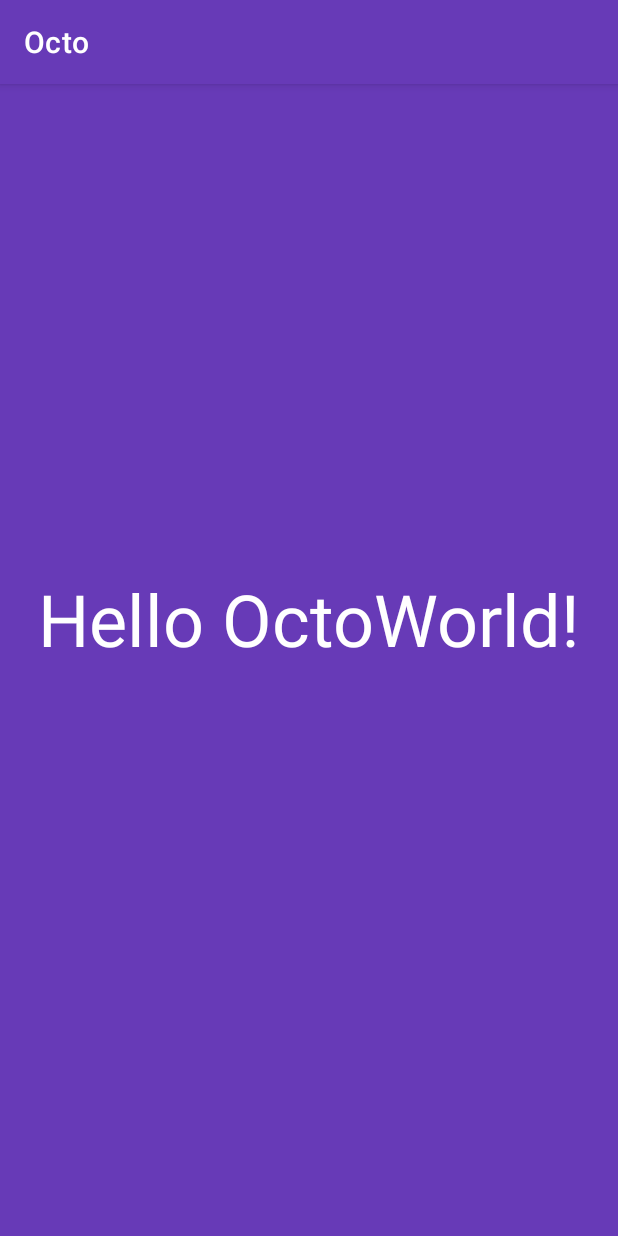
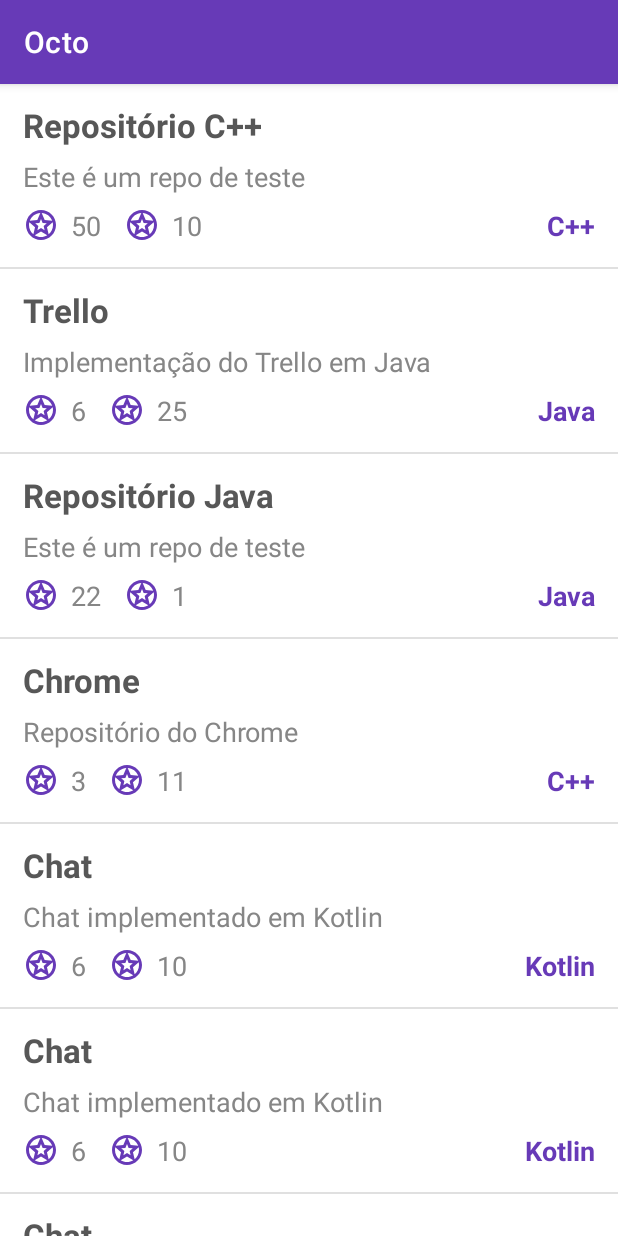
Before and after one commit to MrChampz/Octo, an Android app: the screen it shows after launch (RepositorySearchActivity), on a phone screen of 412 x 824 dp. Run offline under Robolectric (Android 15) with nearby library versions, the phone set to English and light mode, and no system bars.

Commit message:
Repository list and item UI done. Loading repos from Repository through Interactor and Presenter. Simple dependency injection.

```diff
--- a/app/build.gradle
+++ b/app/build.gradle
@@ -34,6 +34,7 @@ dependencies {
     implementation 'androidx.appcompat:appcompat:1.1.0'
     implementation 'androidx.constraintlayout:constraintlayout:2.0.0-beta4'
     implementation 'androidx.coordinatorlayout:coordinatorlayout:1.1.0'
+    implementation 'androidx.recyclerview:recyclerview:1.1.0'
 
     // Material library
     implementation 'com.google.android.material:material:1.2.0-alpha04'
--- /dev/null
+++ b/app/src/main/java/com/upco/octo/Injector.kt
@@ -0,0 +1,22 @@
+package com.upco.octo
+
+import com.upco.octo.domain.RepositorySearchInteractor
+import com.upco.octo.domain.RepositorySearchInteractorImpl
+import com.upco.octo.infrastructure.RepositoryRepository
+import com.upco.octo.infrastructure.RepositoryRepositoryImpl
+import com.upco.octo.presentation.search.RepositorySearchPresenter
+
+object Injector {
+
+    private fun provideRepositoryRepository(): RepositoryRepository {
+        return RepositoryRepositoryImpl()
+    }
+
+    private fun provideRepositorySearchInteractor(): RepositorySearchInteractor {
+        return RepositorySearchInteractorImpl(provideRepositoryRepository())
+    }
+
+    fun provideRepositorySearchPresenter(): RepositorySearchPresenter {
+        return RepositorySearchPresenter(provideRepositorySearchInteractor())
+    }
+}
--- a/app/src/main/java/com/upco/octo/domain/RepositorySearchInteractor.kt
+++ b/app/src/main/java/com/upco/octo/domain/RepositorySearchInteractor.kt
@@ -1,7 +1,7 @@
 package com.upco.octo.domain
 
-import com.upco.octo.infrastructure.RepositoryRepository
+import com.upco.octo.domain.entity.Repository
 
-// Implementa a interface Interactor
-class RepositorySearchInteractor(val repository: RepositoryRepository) {
+interface RepositorySearchInteractor {
+    fun getAll(): List<Repository>
 }
--- /dev/null
+++ b/app/src/main/java/com/upco/octo/domain/RepositorySearchInteractorImpl.kt
@@ -0,0 +1,10 @@
+package com.upco.octo.domain
+
+import com.upco.octo.domain.entity.Repository
+import com.upco.octo.infrastructure.RepositoryRepository
+
+class RepositorySearchInteractorImpl(private val repository: RepositoryRepository):
+    RepositorySearchInteractor {
+
+    override fun getAll(): List<Repository> = repository.getAll()
+}
--- a/app/src/main/java/com/upco/octo/infrastructure/RepositoryRepository.kt
+++ b/app/src/main/java/com/upco/octo/infrastructure/RepositoryRepository.kt
@@ -1,5 +1,7 @@
 package com.upco.octo.infrastructure
 
-// Implementa a interface Repository
-class RepositoryRepository {
+import com.upco.octo.domain.entity.Repository
+
+interface RepositoryRepository {
+    fun getAll(): List<Repository>
 }
--- /dev/null
+++ b/app/src/main/java/com/upco/octo/infrastructure/RepositoryRepositoryImpl.kt
@@ -0,0 +1,128 @@
+package com.upco.octo.infrastructure
+
+import com.upco.octo.domain.entity.Repository
+
+class RepositoryRepositoryImpl: RepositoryRepository {
+
+    private val repositories = arrayListOf(
+        Repository(
+            0,
+            "Repositório C++",
+            "Este é um repo de teste",
+            50,
+            10,
+            "C++",
+            ""
+        ),
+        Repository(
+            1,
+            "Trello",
+            "Implementação do Trello em Java",
+            6,
+            25,
+            "Java",
+            ""
+        ),
+        Repository(
+            2,
+            "Repositório Java",
+            "Este é um repo de teste",
+            22,
+            1,
+            "Java",
+            ""
+        ),
+        Repository(
+            3,
+            "Chrome",
+            "Repositório do Chrome",
+            3,
+            11,
+            "C++",
+            ""
+        ),
+        Repository(
+            4,
+            "Chat",
+            "Chat implementado em Kotlin",
+            6,
+            10,
+            "Kotlin",
+            ""
+        ),
+        Repository(
+            4,
+            "Chat",
+            "Chat implementado em Kotlin",
+            6,
+            10,
+            "Kotlin",
+            ""
+        ),
+        Repository(
+            4,
+            "Chat",
+            "Chat implementado em Kotlin",
+            6,
+            10,
+            "Kotlin",
+            ""
+        ),
+        Repository(
+            4,
+            "Chat",
+            "Chat implementado em Kotlin",
+            6,
+            10,
+            "Kotlin",
+            ""
+        ),
+        Repository(
+            4,
+            "Chat",
+            "Chat implementado em Kotlin",
+            6,
+            10,
+            "Kotlin",
+            ""
+        ),
+        Repository(
+            4,
+            "Chat",
+            "Chat implementado em Kotlin",
+            6,
+            10,
+            "Kotlin",
+            ""
+        ),
+        Repository(
+            4,
+            "Chat",
+            "Chat implementado em Kotlin",
+            6,
+            10,
+            "Kotlin",
+            ""
+        ),
+        Repository(
+            4,
+            "Chat",
+            "Chat implementado em Kotlin",
+            6,
+            10,
+            "Kotlin",
+            ""
+        ),
+        Repository(
+            4,
+            "Chat",
+            "Chat implementado em Kotlin",
+            6,
+            10,
+            "Kotlin",
+            ""
+        )
+    )
+
+    override fun getAll(): List<Repository> = repositories
+}
--- a/app/src/main/java/com/upco/octo/presentation/search/RepositorySearchActivity.kt
+++ b/app/src/main/java/com/upco/octo/presentation/search/RepositorySearchActivity.kt
@@ -2,14 +2,35 @@ package com.upco.octo.presentation.search
 
 import android.os.Bundle
 import androidx.appcompat.app.AppCompatActivity
+import androidx.recyclerview.widget.DividerItemDecoration
+import androidx.recyclerview.widget.LinearLayoutManager
+import com.upco.octo.Injector
 import com.upco.octo.R
 import kotlinx.android.synthetic.main.appbar_repository_search.*
+import kotlinx.android.synthetic.main.content_repository_search.*
 
 class RepositorySearchActivity: AppCompatActivity() {
+
+    private val presenter = Injector.provideRepositorySearchPresenter()
 
     override fun onCreate(savedInstanceState: Bundle?) {
         super.onCreate(savedInstanceState)
         setContentView(R.layout.activity_repository_search)
         setSupportActionBar(toolbar)
+
+        setupRepositories()
+    }
+
+    private fun setupRepositories() {
+        rv_repositories.adapter = RepositorySearchAdapter(presenter.getAll())
+
+        val layoutManager = LinearLayoutManager(this)
+        rv_repositories.layoutManager = layoutManager
+
+        val dividerDeco = DividerItemDecoration(
+            rv_repositories.context,
+            layoutManager.orientation
+        )
+        rv_repositories.addItemDecoration(dividerDeco)
     }
 }
--- /dev/null
+++ b/app/src/main/java/com/upco/octo/presentation/search/RepositorySearchAdapter.kt
@@ -0,0 +1,36 @@
+package com.upco.octo.presentation.search
+
+import android.view.LayoutInflater
+import android.view.View
+import android.view.ViewGroup
+import androidx.recyclerview.widget.RecyclerView
+import com.upco.octo.R
+import com.upco.octo.domain.entity.Repository
+import kotlinx.android.synthetic.main.item_repository.view.*
+
+class RepositorySearchAdapter(private val repositories: List<Repository>):
+    RecyclerView.Adapter<RepositorySearchAdapter.ViewHolder>() {
+
+    override fun onCreateViewHolder(parent: ViewGroup, viewType: Int): ViewHolder {
+        val inflater = LayoutInflater.from(parent.context)
+        val view = inflater.inflate(R.layout.item_repository, parent, false)
+        return ViewHolder(view)
+    }
+
+    override fun onBindViewHolder(holder: ViewHolder, position: Int) {
+        holder.bind(repositories[position])
+    }
+
+    override fun getItemCount() = repositories.size
+
+    inner class ViewHolder(private val view: View): RecyclerView.ViewHolder(view) {
+
+        fun bind(repository: Repository) {
+            view.tv_repository_name.text = repository.name
+            view.tv_repository_desc.text = repository.description
+            view.tv_repository_stargazers.text = repository.stargazersCount.toString()
+            view.tv_repository_forks.text = repository.forksCount.toString()
+            view.tv_repository_lang.text = repository.language
+        }
+    }
+}
--- a/app/src/main/java/com/upco/octo/presentation/search/RepositorySearchPresenter.kt
+++ b/app/src/main/java/com/upco/octo/presentation/search/RepositorySearchPresenter.kt
@@ -2,6 +2,7 @@ package com.upco.octo.presentation.search
 
 import com.upco.octo.domain.RepositorySearchInteractor
 
-// Faz interface boundary com Domain por meio de Interactor
-class RepositorySearchPresenter(val interactor: RepositorySearchInteractor) {
+class RepositorySearchPresenter(private val interactor: RepositorySearchInteractor) {
+
+    fun getAll() = interactor.getAll()
 }
--- /dev/null
+++ b/app/src/main/res/drawable/ic_stars_24px.xml
@@ -0,0 +1,9 @@
+<vector xmlns:android="http://schemas.android.com/apk/res/android"
+    android:width="24dp"
+    android:height="24dp"
+    android:viewportWidth="24"
+    android:viewportHeight="24">
+  <path
+      android:fillColor="#FF000000"
+      android:pathData="M11.99,2C6.47,2 2,6.48 2,12s4.47,10 9.99,10C17.52,22 22,17.52 22,12S17.52,2 11.99,2zM19.47,9.16l-5.01,-0.43 -2,-4.71c3.21,0.19 5.91,2.27 7.01,5.14zM14.4,15.42L12,13.98l-2.39,1.44 0.63,-2.72 -2.11,-1.83 2.78,-0.24L12,8.06l1.09,2.56 2.78,0.24 -2.11,1.83 0.64,2.73zM11.54,4.02l-2,4.72 -5.02,0.43c1.1,-2.88 3.8,-4.97 7.02,-5.15zM4,12c0,-0.64 0.08,-1.26 0.23,-1.86l3.79,3.28 -1.11,4.75C5.13,16.7 4,14.48 4,12zM7.84,18.82L12,16.31l4.16,2.5c-1.22,0.75 -2.64,1.19 -4.17,1.19 -1.52,0 -2.94,-0.44 -4.15,-1.18zM17.09,18.17l-1.11,-4.75 3.79,-3.28c0.14,0.59 0.23,1.22 0.23,1.86 0,2.48 -1.14,4.7 -2.91,6.17z"/>
+</vector>
--- a/app/src/main/res/layout/content_repository_search.xml
+++ b/app/src/main/res/layout/content_repository_search.xml
@@ -1,20 +1,10 @@
 <?xml version="1.0" encoding="utf-8"?>
-<androidx.constraintlayout.widget.ConstraintLayout
+<androidx.recyclerview.widget.RecyclerView
     xmlns:android="http://schemas.android.com/apk/res/android"
     xmlns:app="http://schemas.android.com/apk/res-auto"
+    xmlns:tools="http://schemas.android.com/tools"
+    android:id="@+id/rv_repositories"
     android:layout_width="match_parent"
     android:layout_height="match_parent"
-    android:background="@color/colorPrimary">
-
-    <TextView
-        android:layout_width="wrap_content"
-        android:layout_height="wrap_content"
-        android:textSize="48sp"
-        android:textColor="@android:color/white"
-        android:text="Hello OctoWorld!"
-        app:layout_constraintTop_toTopOf="parent"
-        app:layout_constraintBottom_toBottomOf="parent"
-        app:layout_constraintStart_toStartOf="parent"
-        app:layout_constraintEnd_toEndOf="parent" />
-
-</androidx.constraintlayout.widget.ConstraintLayout>
+    app:layout_behavior="@string/appbar_scrolling_view_behavior"
+    tools:listitem="@layout/item_repository" />
--- /dev/null
+++ b/app/src/main/res/layout/item_repository.xml
@@ -0,0 +1,110 @@
+<?xml version="1.0" encoding="utf-8"?>
+<androidx.constraintlayout.widget.ConstraintLayout
+    xmlns:android="http://schemas.android.com/apk/res/android"
+    xmlns:app="http://schemas.android.com/apk/res-auto"
+    xmlns:tools="http://schemas.android.com/tools"
+    android:id="@+id/cl_repository"
+    android:layout_width="match_parent"
+    android:layout_height="wrap_content">
+
+    <TextView
+        android:id="@+id/tv_repository_name"
+        android:layout_width="0dp"
+        android:layout_height="wrap_content"
+        android:layout_marginLeft="@dimen/item_repository_horizontal_margin"
+        android:layout_marginStart="@dimen/item_repository_horizontal_margin"
+        android:layout_marginTop="@dimen/item_repository_vertical_margin"
+        android:layout_marginEnd="@dimen/item_repository_horizontal_margin"
+        android:layout_marginRight="@dimen/item_repository_horizontal_margin"
+        android:includeFontPadding="false"
+        android:ellipsize="end"
+        android:maxLines="2"
+        android:textColor="@color/c_item_repository_tx_name"
+        android:textSize="@dimen/item_repository_name_text_size"
+        android:textStyle="bold"
+        app:layout_constraintBottom_toTopOf="@id/tv_repository_desc"
+        app:layout_constraintEnd_toEndOf="@id/cl_repository"
+        app:layout_constraintStart_toStartOf="@id/cl_repository"
+        app:layout_constraintTop_toTopOf="@id/cl_repository"
+        tools:text="Testing Repository" />
+
+    <TextView
+        android:id="@+id/tv_repository_desc"
+        android:layout_width="0dp"
+        android:layout_height="wrap_content"
+        android:layout_marginTop="@dimen/item_repository_vertical_spacing"
+        android:layout_marginStart="@dimen/item_repository_horizontal_margin"
+        android:layout_marginLeft="@dimen/item_repository_horizontal_margin"
+        android:layout_marginEnd="@dimen/item_repository_horizontal_margin"
+        android:layout_marginRight="@dimen/item_repository_horizontal_margin"
+        android:ellipsize="end"
+        android:maxLines="2"
+        android:textColor="@color/c_item_repository_tx"
+        android:textSize="@dimen/item_repository_text_size"
+        app:layout_constraintBottom_toTopOf="@id/tv_repository_stargazers"
+        app:layout_constraintEnd_toEndOf="@id/cl_repository"
+        app:layout_constraintStart_toStartOf="@id/cl_repository"
+        app:layout_constraintTop_toBottomOf="@id/tv_repository_name"
+        tools:text="Lorem ipsum ipsum ipsum ipsum ipsum ipsum ipsum" />
+
+    <TextView
+        android:id="@+id/tv_repository_stargazers"
+        android:layout_width="wrap_content"
+        android:layout_height="wrap_content"
+        android:layout_gravity="center"
+        android:layout_marginTop="@dimen/item_repository_vertical_spacing"
+        android:layout_marginBottom="@dimen/item_repository_vertical_margin"
+        android:layout_marginStart="@dimen/item_repository_horizontal_margin"
+        android:layout_marginLeft="@dimen/item_repository_horizontal_margin"
+        android:drawableStart="@drawable/ic_stars_24px"
+        android:drawableLeft="@drawable/ic_stars_24px"
+        android:drawableTint="@color/colorPrimary"
+        android:drawablePadding="@dimen/item_repository_drawable_padding"
+        android:textColor="@color/c_item_repository_tx"
+        android:textSize="@dimen/item_repository_text_size"
+        app:layout_constraintHorizontal_bias="0.0"
+        app:layout_constraintHorizontal_chainStyle="packed"
+        app:layout_constraintBottom_toBottomOf="@id/cl_repository"
+        app:layout_constraintEnd_toStartOf="@id/tv_repository_forks"
+        app:layout_constraintStart_toStartOf="@id/cl_repository"
+        app:layout_constraintTop_toBottomOf="@id/tv_repository_desc"
+        tools:text="56" />
+
+    <TextView
+        android:id="@+id/tv_repository_forks"
+        android:layout_width="wrap_content"
+        android:layout_height="wrap_content"
+        android:layout_marginStart="@dimen/item_repository_horizontal_spacing"
+        android:layout_marginLeft="@dimen/item_repository_horizontal_spacing"
+        android:layout_gravity="center"
+        android:drawableStart="@drawable/ic_stars_24px"
+        android:drawableLeft="@drawable/ic_stars_24px"
+        android:drawableTint="@color/colorPrimary"
+        android:drawablePadding="@dimen/item_repository_drawable_padding"
+        android:textColor="@color/c_item_repository_tx"
+        android:textSize="@dimen/item_repository_text_size"
+        app:layout_constraintTop_toTopOf="@id/tv_repository_stargazers"
+        app:layout_constraintBottom_toBottomOf="@id/tv_repository_stargazers"
+        app:layout_constraintStart_toEndOf="@id/tv_repository_stargazers"
+        app:layout_constraintEnd_toEndOf="@id/cl_repository"
+        tools:text="205"/>
+
+    <TextView
+        android:id="@+id/tv_repository_lang"
+        android:layout_width="wrap_content"
+        android:layout_height="wrap_content"
+        android:layout_marginStart="@dimen/item_repository_horizontal_spacing"
+        android:layout_marginLeft="@dimen/item_repository_horizontal_spacing"
+        android:layout_marginEnd="@dimen/item_repository_horizontal_margin"
+        android:layout_marginRight="@dimen/item_repository_horizontal_margin"
+        android:textColor="@color/colorPrimary"
+        android:textSize="@dimen/item_repository_text_size"
+        android:textStyle="bold"
+        app:layout_constraintHorizontal_bias="1.0"
+        app:layout_constraintTop_toTopOf="@id/tv_repository_forks"
+        app:layout_constraintBottom_toBottomOf="@id/tv_repository_forks"
+        app:layout_constraintStart_toEndOf="@id/tv_repository_forks"
+        app:layout_constraintEnd_toEndOf="@id/cl_repository"
+        tools:text="Java" />
+
+</androidx.constraintlayout.widget.ConstraintLayout>
--- a/app/src/main/res/values/colors.xml
+++ b/app/src/main/res/values/colors.xml
@@ -3,4 +3,7 @@
     <color name="colorPrimary">#673AB7</color>
     <color name="colorPrimaryDark">#522da8</color>
     <color name="colorAccent">#89b73a</color>
+
+    <color name="c_item_repository_tx">#868686</color>
+    <color name="c_item_repository_tx_name">#575757</color>
 </resources>
--- /dev/null
+++ b/app/src/main/res/values/dimens.xml
@@ -0,0 +1,11 @@
+<?xml version="1.0" encoding="utf-8"?>
+<resources>
+    <dimen name="item_repository_vertical_margin">15dp</dimen>
+    <dimen name="item_repository_horizontal_margin">15dp</dimen>
+    <dimen name="item_repository_vertical_spacing">8dp</dimen>
+    <dimen name="item_repository_horizontal_spacing">15dp</dimen>
+    <dimen name="item_repository_drawable_padding">8dp</dimen>
+
+    <dimen name="item_repository_text_size">18sp</dimen>
+    <dimen name="item_repository_name_text_size">22sp</dimen>
+</resources>
```
